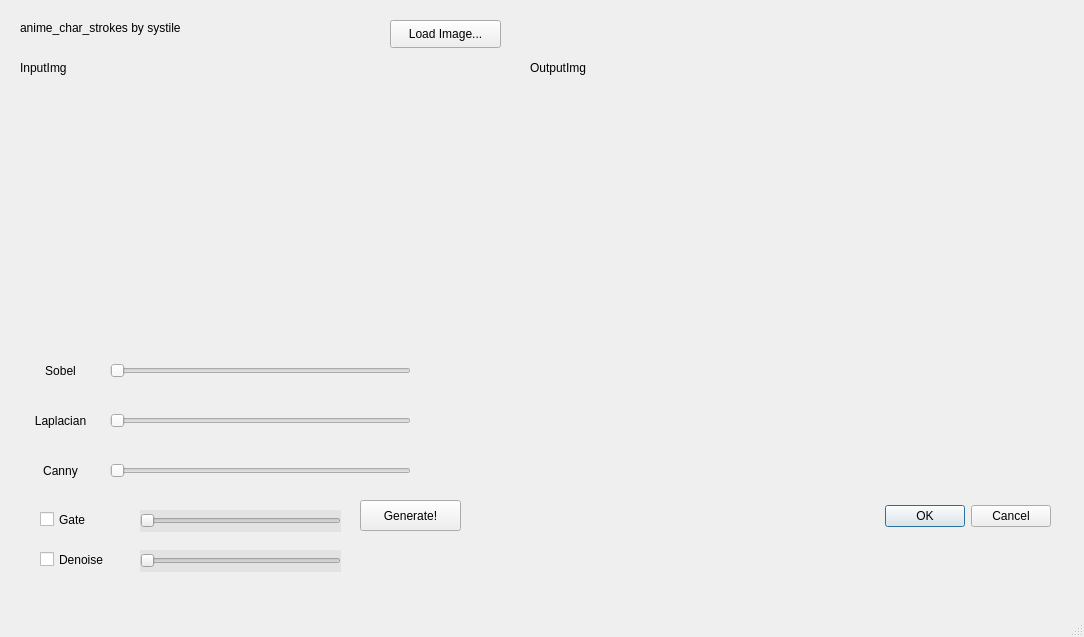
The window that program.ui (systil3/anime-character-stroke-extracter) describes before a commit, drawn with Qt 5.
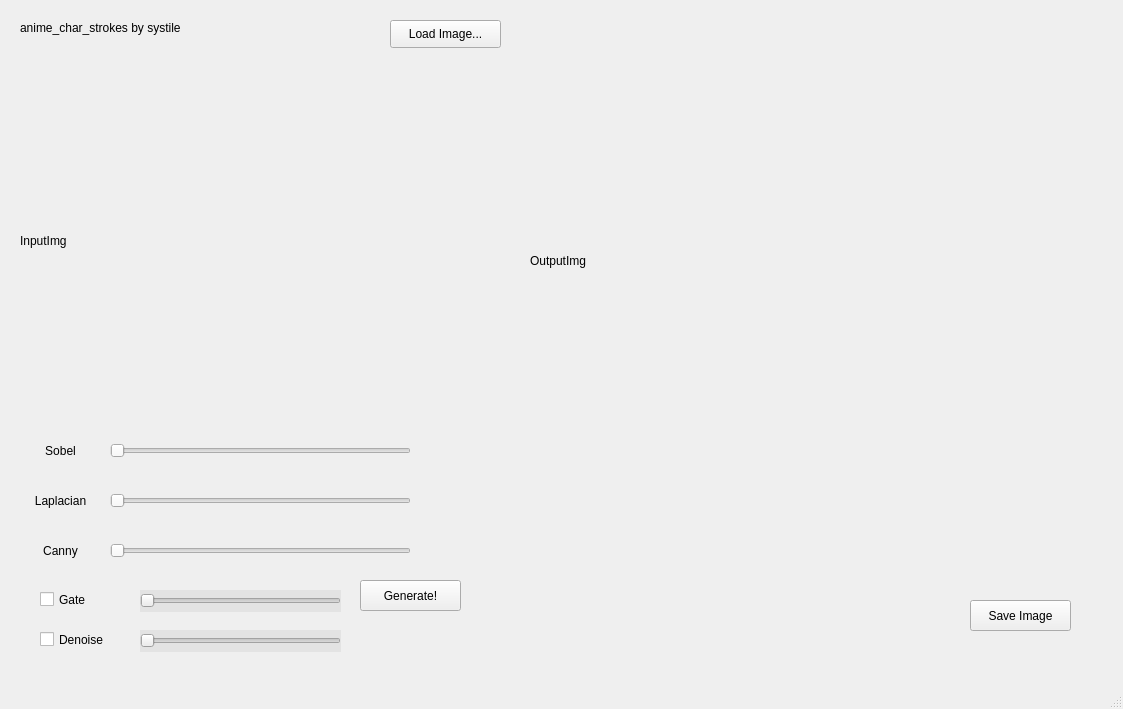
The same window after the commit.

The edit to the form file:
```diff
--- a/program.ui
+++ b/program.ui
@@ -6,8 +6,8 @@
    <rect>
     <x>0</x>
     <y>0</y>
-    <width>1084</width>
-    <height>637</height>
+    <width>1123</width>
+    <height>709</height>
    </rect>
   </property>
   <property name="windowTitle">
@@ -18,7 +18,7 @@
     <property name="geometry">
      <rect>
       <x>360</x>
-      <y>500</y>
+      <y>580</y>
       <width>101</width>
       <height>31</height>
      </rect>
@@ -34,7 +34,7 @@
     <property name="geometry">
      <rect>
       <x>40</x>
-      <y>510</y>
+      <y>590</y>
       <width>61</width>
       <height>19</height>
      </rect>
@@ -43,27 +43,11 @@
      <string>Gate</string>
     </property>
    </widget>
-   <widget class="QDialogButtonBox" name="buttonBox">
-    <property name="geometry">
-     <rect>
-      <x>710</x>
-      <y>500</y>
-      <width>341</width>
-      <height>32</height>
-     </rect>
-    </property>
-    <property name="orientation">
-     <enum>Qt::Horizontal</enum>
-    </property>
-    <property name="standardButtons">
-     <set>QDialogButtonBox::Cancel|QDialogButtonBox::Ok</set>
-    </property>
-   </widget>
    <widget class="QSlider" name="sobelRatioSlider">
     <property name="geometry">
      <rect>
       <x>110</x>
-      <y>360</y>
+      <y>440</y>
       <width>301</width>
       <height>22</height>
      </rect>
@@ -76,7 +60,7 @@
     <property name="geometry">
      <rect>
       <x>110</x>
-      <y>410</y>
+      <y>490</y>
       <width>301</width>
       <height>22</height>
      </rect>
@@ -89,7 +73,7 @@
     <property name="geometry">
      <rect>
       <x>110</x>
-      <y>460</y>
+      <y>540</y>
       <width>301</width>
       <height>22</height>
      </rect>
@@ -102,7 +86,7 @@
     <property name="geometry">
      <rect>
       <x>20</x>
-      <y>360</y>
+      <y>440</y>
       <width>81</width>
       <height>21</height>
      </rect>
@@ -121,7 +105,7 @@
     <property name="geometry">
      <rect>
       <x>20</x>
-      <y>410</y>
+      <y>490</y>
       <width>81</width>
       <height>21</height>
      </rect>
@@ -140,7 +124,7 @@
     <property name="geometry">
      <rect>
       <x>20</x>
-      <y>460</y>
+      <y>540</y>
       <width>81</width>
       <height>21</height>
      </rect>
@@ -159,9 +143,9 @@
     <property name="geometry">
      <rect>
       <x>20</x>
-      <y>60</y>
-      <width>64</width>
-      <height>15</height>
+      <y>70</y>
+      <width>481</width>
+      <height>341</height>
      </rect>
     </property>
     <property name="text">
@@ -198,7 +182,7 @@
     <property name="geometry">
      <rect>
       <x>140</x>
-      <y>510</y>
+      <y>590</y>
       <width>201</width>
       <height>22</height>
      </rect>
@@ -215,9 +199,9 @@
     <property name="geometry">
      <rect>
       <x>530</x>
-      <y>60</y>
-      <width>91</width>
-      <height>16</height>
+      <y>30</y>
+      <width>511</width>
+      <height>461</height>
      </rect>
     </property>
     <property name="text">
@@ -228,7 +212,7 @@
     <property name="geometry">
      <rect>
       <x>140</x>
-      <y>550</y>
+      <y>630</y>
       <width>201</width>
       <height>22</height>
      </rect>
@@ -245,7 +229,7 @@
     <property name="geometry">
      <rect>
       <x>40</x>
-      <y>550</y>
+      <y>630</y>
       <width>101</width>
       <height>19</height>
      </rect>
@@ -254,6 +238,22 @@
      <string>Denoise</string>
     </property>
    </widget>
+   <widget class="QPushButton" name="saveImageButton">
+    <property name="geometry">
+     <rect>
+      <x>970</x>
+      <y>600</y>
+      <width>101</width>
+      <height>31</height>
+     </rect>
+    </property>
+    <property name="autoFillBackground">
+     <bool>false</bool>
+    </property>
+    <property name="text">
+     <string>Save Image</string>
+    </property>
+   </widget>
   </widget>
   <widget class="QMenuBar" name="menubar">
    <property name="geometry">
```
Left out of the diff: 6 changed lines with no effect on the pictures.
